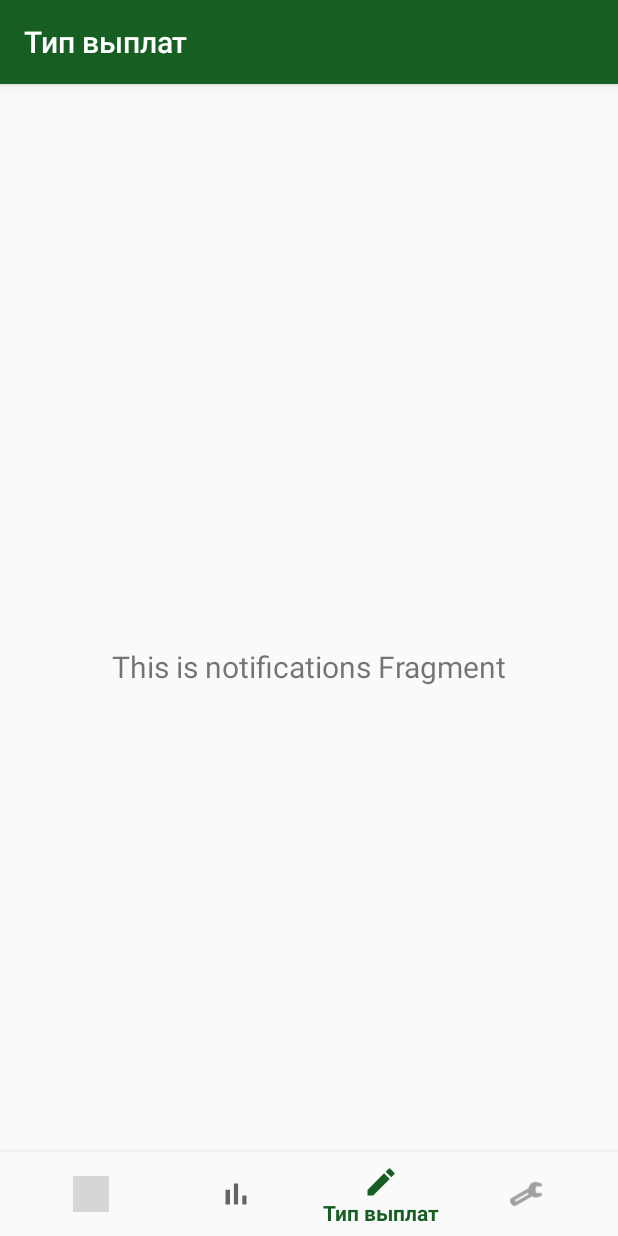
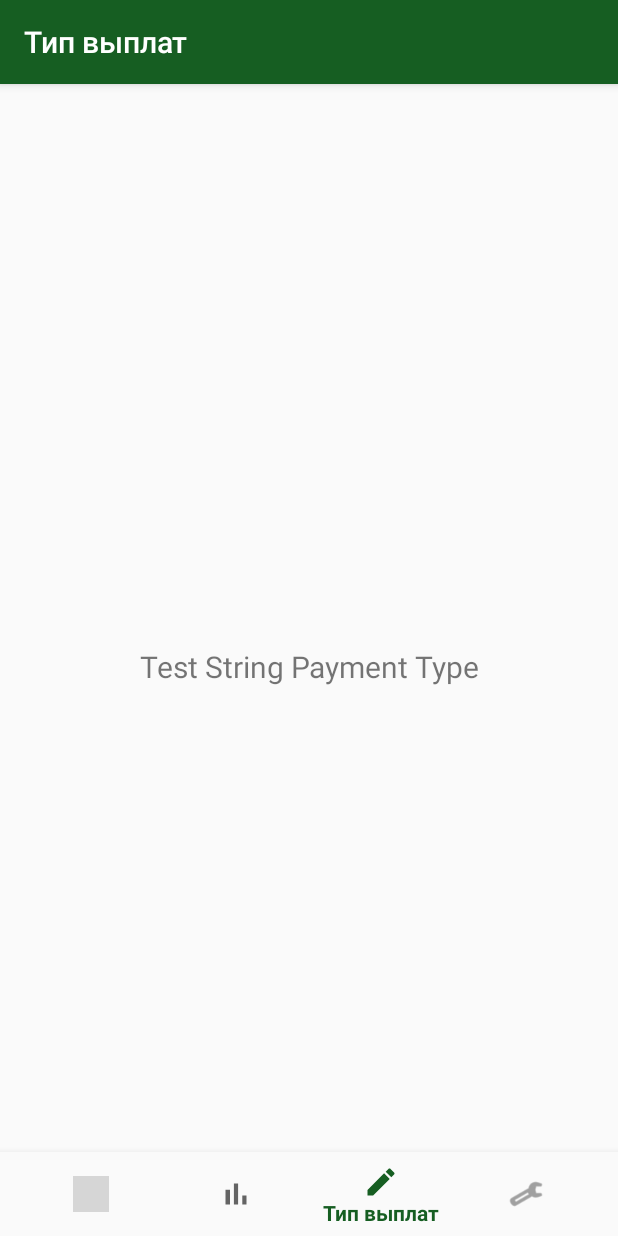
Before and after one commit to vergiliy88/MyFinance, an Android app: the screen it shows after launch (MainActivity), item 3 of the bottom bar chosen, on a phone screen of 412 x 824 dp. Run offline under Robolectric (Android 15) with nearby library versions, the light colour scheme and no system bars; libraries missing offline, so code that uses them is left out: com.applandeo.materialcalendarview; 4 statements that could not run were skipped; grey boxes are pictures that could not be loaded.

Commit message:
change extends

```diff
--- a/app/src/main/java/com/example/myfinance/ui/MainActivity.kt
+++ b/app/src/main/java/com/example/myfinance/ui/MainActivity.kt
@@ -9,9 +9,13 @@ import androidx.lifecycle.ViewModelProvider
 import com.example.myfinance.R
 import com.example.myfinance.databinding.ActivityMainBinding
 import com.example.myfinance.ui.home.HomeFragment
+import com.example.myfinance.ui.home.HomeViewModel
 import com.example.myfinance.ui.settings.SettingsFragment
+import com.example.myfinance.ui.settings.SettingsViewModel
 import com.example.myfinance.ui.statistics.StatisticsFragment
+import com.example.myfinance.ui.statistics.StatisticsViewModel
 import com.example.myfinance.ui.type_payment.PaymentTypeFragment
+import com.example.myfinance.ui.type_payment.PaymentTypeViewModel
 import com.example.myfinance.utils.UiUtils
 import com.google.android.material.bottomnavigation.BottomNavigationView
 
@@ -46,7 +50,7 @@ class MainActivity : AppCompatActivity() {
 
         if (menuPosition == null) {
 
-            loadFragment(HomeFragment())
+            loadFragment(HomeFragment(HomeViewModel()))
             toolbar?.setTitle(R.string.title_home)
         } else {
             showSelectedScreen(menuPosition!!)
@@ -59,25 +63,25 @@ class MainActivity : AppCompatActivity() {
         when (menuId) {
             R.id.navigation_home -> {
                 toolbar!!.title = applicationContext.getString(R.string.title_home)
-                fragment = HomeFragment()
+                fragment = HomeFragment(HomeViewModel())
                 loadFragment(fragment)
                 result = true
             }
             R.id.navigation_statistics -> {
                 toolbar!!.title = applicationContext.getString(R.string.title_statistics)
-                fragment = StatisticsFragment()
+                fragment = StatisticsFragment(StatisticsViewModel())
                 loadFragment(fragment)
                 result = true
             }
             R.id.navigation_type_payment -> {
                 toolbar!!.title = applicationContext.getString(R.string.title_type_payment)
-                fragment = PaymentTypeFragment()
+                fragment = PaymentTypeFragment(PaymentTypeViewModel())
                 loadFragment(fragment)
                 result = true
             }
             R.id.navigation_settings -> {
                 toolbar!!.title = applicationContext.getString(R.string.title_settings)
-                fragment = SettingsFragment()
+                fragment = SettingsFragment(SettingsViewModel())
                 loadFragment(fragment)
                 result = true
             }
--- a/app/src/main/java/com/example/myfinance/ui/home/HomeFragment.kt
+++ b/app/src/main/java/com/example/myfinance/ui/home/HomeFragment.kt
@@ -1,57 +1,34 @@
 package com.example.myfinance.ui.home
 
-import androidx.fragment.app.Fragment
 import android.os.Bundle
 import android.view.LayoutInflater
 import android.view.View
 import android.view.ViewGroup
-import androidx.lifecycle.Observer
-import androidx.lifecycle.ViewModelProvider
 import com.example.myfinance.databinding.FragmentHomeBinding
 import java.util.*
 import android.util.Log
 import com.applandeo.materialcalendarview.EventDay
 import com.example.myfinance.R
+import com.example.myfinance.ui.base.BaseFragment
 
 
-
-class HomeFragment : Fragment() {
-
-    private lateinit var homeViewModel: HomeViewModel
-    private var _binding: FragmentHomeBinding? = null
-
-    // This property is only valid between onCreateView and
-    // onDestroyView.
-    private val binding get() = _binding!!
+class HomeFragment(viewModal: HomeViewModel): BaseFragment<FragmentHomeBinding, String>(viewModal) {
 
     override fun onCreateView(
         inflater: LayoutInflater,
         container: ViewGroup?,
         savedInstanceState: Bundle?
-    ): View? {
-        homeViewModel =
-            ViewModelProvider(
-                this,
-                ViewModelProvider.NewInstanceFactory()
-            ).get(HomeViewModel::class.java)
+    ): View {
+        super.onCreateView(inflater, container, savedInstanceState)
 
         _binding = FragmentHomeBinding.inflate(inflater, container, false)
         val root: View = binding.root
 
-
-        homeViewModel.text.observe(viewLifecycleOwner, Observer {
-
-        })
-
-
-        val events: MutableList<EventDay> = ArrayList()
-
+          val events: MutableList<EventDay> = ArrayList()
         val calendar = Calendar.getInstance()
         val drawable = CustomDrawable(listOf("#1F85DE", "#DE1F1F", "#DE1F1F", "#1F1FDE", "#1FDE1F"))
         events.add(EventDay(calendar, drawable))
-
         val calendarView = binding.calendarView
-
         calendarView.setHeaderColor(R.color.purple_200)
         calendarView.setEvents(events)
 
--- a/app/src/main/java/com/example/myfinance/ui/home/HomeViewModel.kt
+++ b/app/src/main/java/com/example/myfinance/ui/home/HomeViewModel.kt
@@ -1,14 +1,9 @@
 package com.example.myfinance.ui.home
 
-import androidx.lifecycle.LiveData
-import androidx.lifecycle.MutableLiveData
-import androidx.lifecycle.ViewModel
+
+import com.example.myfinance.ui.base.BaseViewModal
 
 
-class HomeViewModel : ViewModel() {
+class HomeViewModel  : BaseViewModal<String>() {
 
-    private val _text = MutableLiveData<String>().apply {
-        value = "This is home Fragment"
-    }
-    val text: LiveData<String> = _text
 }
--- a/app/src/main/java/com/example/myfinance/ui/type_payment/PaymentTypeFragment.kt
+++ b/app/src/main/java/com/example/myfinance/ui/type_payment/PaymentTypeFragment.kt
@@ -1,46 +1,37 @@
 package com.example.myfinance.ui.type_payment
 
 import android.os.Bundle
+import android.util.Log
 import android.view.LayoutInflater
 import android.view.View
 import android.view.ViewGroup
 import android.widget.TextView
-import androidx.fragment.app.Fragment
 import androidx.lifecycle.Observer
-import androidx.lifecycle.ViewModelProvider
+
 import com.example.myfinance.databinding.FragmentPaymentTypeBinding
+import com.example.myfinance.ui.base.BaseFragment
 
-class PaymentTypeFragment : Fragment() {
-
-    private lateinit var paymentTypeViewModel: PaymentTypeViewModel
-    private var _binding: FragmentPaymentTypeBinding? = null
-
-    // This property is only valid between onCreateView and
-    // onDestroyView.
-    private val binding get() = _binding!!
+class PaymentTypeFragment(viewModal: PaymentTypeViewModel): BaseFragment<FragmentPaymentTypeBinding, String>(viewModal) {
 
     override fun onCreateView(
         inflater: LayoutInflater,
         container: ViewGroup?,
         savedInstanceState: Bundle?
-    ): View? {
-        paymentTypeViewModel =
-            ViewModelProvider(this, ViewModelProvider.NewInstanceFactory()).get(
-                PaymentTypeViewModel::class.java
-            )
+    ): View {
+        super.onCreateView(inflater, container, savedInstanceState)
 
         _binding = FragmentPaymentTypeBinding.inflate(inflater, container, false)
         val root: View = binding.root
 
         val textView: TextView = binding.textNotifications
-        paymentTypeViewModel.text.observe(viewLifecycleOwner, Observer {
-            textView.text = it
+
+        _viewModal.data.observe(viewLifecycleOwner, Observer {
+            it?.let {
+                textView.text = it
+            }
         })
+        _viewModal.setData("Test String Payment Type")
+
         return root
     }
-
-    override fun onDestroyView() {
-        super.onDestroyView()
-        _binding = null
-    }
 }
--- a/app/src/main/java/com/example/myfinance/ui/type_payment/PaymentTypeViewModel.kt
+++ b/app/src/main/java/com/example/myfinance/ui/type_payment/PaymentTypeViewModel.kt
@@ -1,14 +1,9 @@
 package com.example.myfinance.ui.type_payment
 
-import androidx.lifecycle.LiveData
-import androidx.lifecycle.MutableLiveData
-import androidx.lifecycle.ViewModel
+
+import com.example.myfinance.ui.base.BaseViewModal
 
 
-class PaymentTypeViewModel : ViewModel() {
+class PaymentTypeViewModel : BaseViewModal<String>() {
 
-    private val _text = MutableLiveData<String>().apply {
-        value = "This is notifications Fragment"
-    }
-    val text: LiveData<String> = _text
 }
--- a/app/src/main/res/layout/fragment_statistics.xml
+++ b/app/src/main/res/layout/fragment_statistics.xml
@@ -6,7 +6,7 @@
     android:layout_height="match_parent">
 
     <TextView
-        android:id="@+id/text_dashboard"
+        android:id="@+id/text_statistic"
         android:layout_width="match_parent"
         android:layout_height="wrap_content"
         android:layout_marginStart="8dp"
```
Also changed, not shown: app/src/main/java/com/example/myfinance/ui/settings/SettingsFragment.kt (+13 -20 lines), app/src/main/java/com/example/myfinance/ui/settings/SettingsViewModel.kt (+2 -8 lines), app/src/main/java/com/example/myfinance/ui/statistics/StatisticsFragment.kt (+13 -26 lines), app/src/main/java/com/example/myfinance/ui/statistics/StatisticsViewModel.kt (+3 -8 lines).
